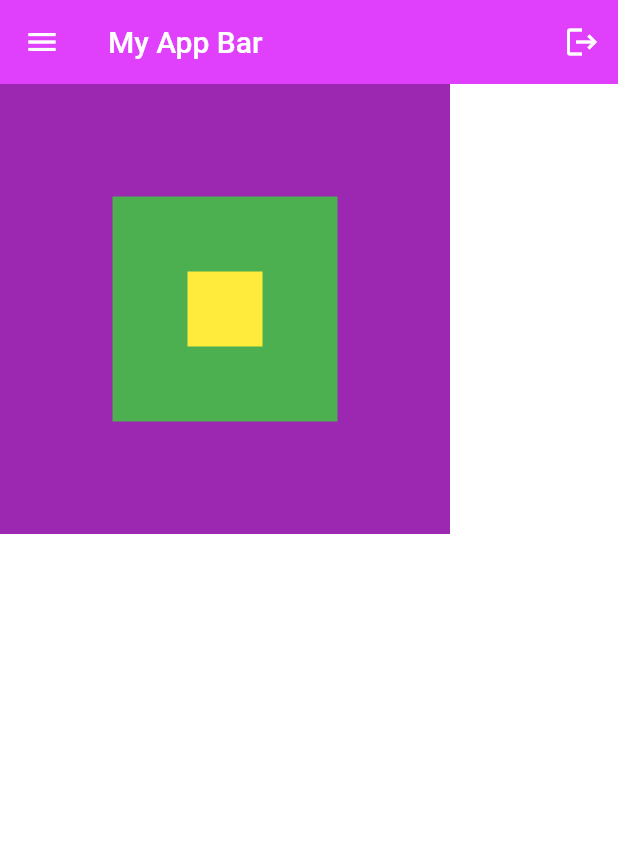
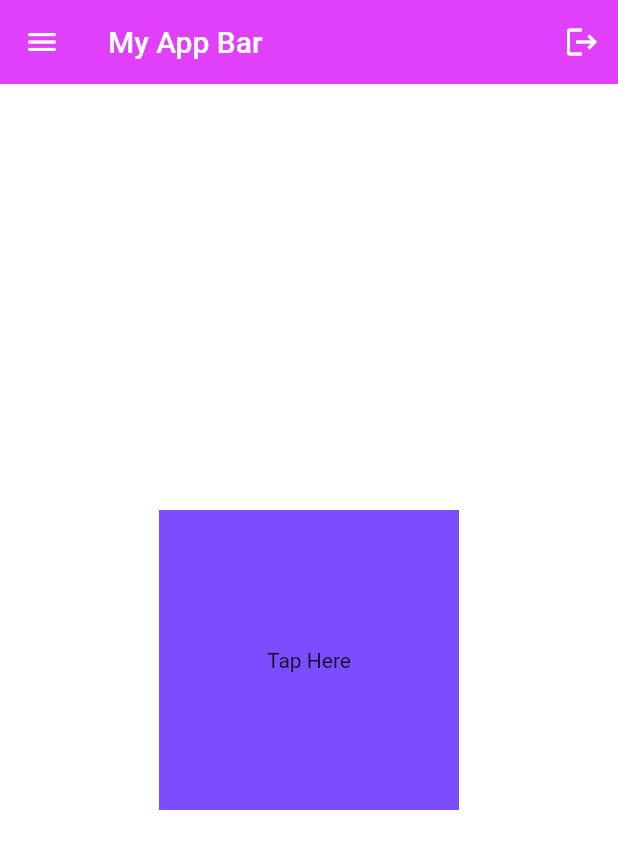
Before and after one commit to SANKARAMDAS/learn_flutter_0to100, a Flutter app: the screen it shows after launch, on a phone screen of 412 x 824 dp. Shown: the top 849 px of the screen. Run offline on Flutter 3.47's test engine with Material 2 defaults, Android fonts, the phone set to English and light mode, and no system bars.

Commit message:
gesture detector

```diff
--- a/lib/main.dart
+++ b/lib/main.dart
@@ -6,6 +6,11 @@ void main() {
 
 class MyApp extends StatelessWidget {
   MyApp({super.key});
+
+  //function & methode
+  void userTap() {
+    print('You tapped here');
+  }
 
   // List<String> names = ['Abc', 'DEF', 'ghi', 'JKL', 'mno', 'PQR'];
 
@@ -22,28 +27,16 @@ class MyApp extends StatelessWidget {
           leading: Icon(Icons.menu),
           actions: [IconButton(onPressed: () {}, icon: Icon(Icons.logout))],
         ),
-        body: Stack(
-          alignment: Alignment.center,
-          children: [
-            //big box
-            Container(
-              height: 300,
-              width: 300,
-              color: Colors.purple,
+        body: Center(
+          child: GestureDetector(
+            onTap: userTap,
+            child: Container(
+              height: 200,
+              width: 200,
+              color: Colors.deepPurpleAccent,
+              child: Center(child: Text('Tap Here'),),
             ),
-            //medium box
-            Container(
-              height: 150,
-              width: 150,
-              color: Colors.green,
-            ),
-            //small box
-            Container(
-              height: 50,
-              width: 50,
-              color: Colors.yellow,
-            ),
-          ],
+          ),
         )
       ),
     );
```
